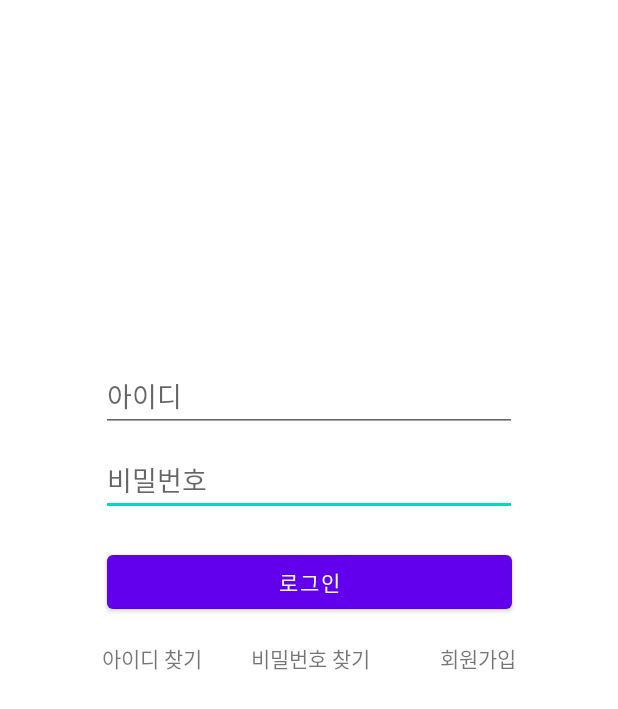
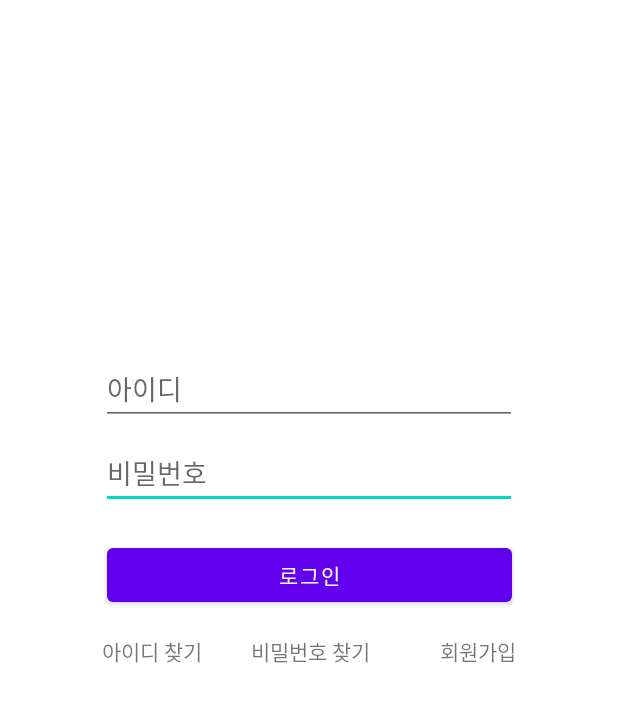
Before and after one commit to BoogiLog/BoogiLog, an Android app: the layout activity_login.xml on its own in the app's theme, with its tools: preview values and no code run, on a phone screen of 412 x 824 dp. Shown: the top 709 px of the screen. Run offline under Robolectric (Android 15) with nearby library versions, the phone set to English and light mode, and no system bars.

Commit message:
update login_layout
update login_layout

```diff
--- a/app/src/main/res/layout/activity_login.xml
+++ b/app/src/main/res/layout/activity_login.xml
@@ -33,7 +33,7 @@
         android:id="@+id/editTextTextPersonName"
         android:layout_width="wrap_content"
         android:layout_height="wrap_content"
-        android:layout_marginTop="240dp"
+        android:layout_marginTop="235dp"
         android:ems="13"
         android:hint="아이디"
         android:inputType="textPersonName"
```
